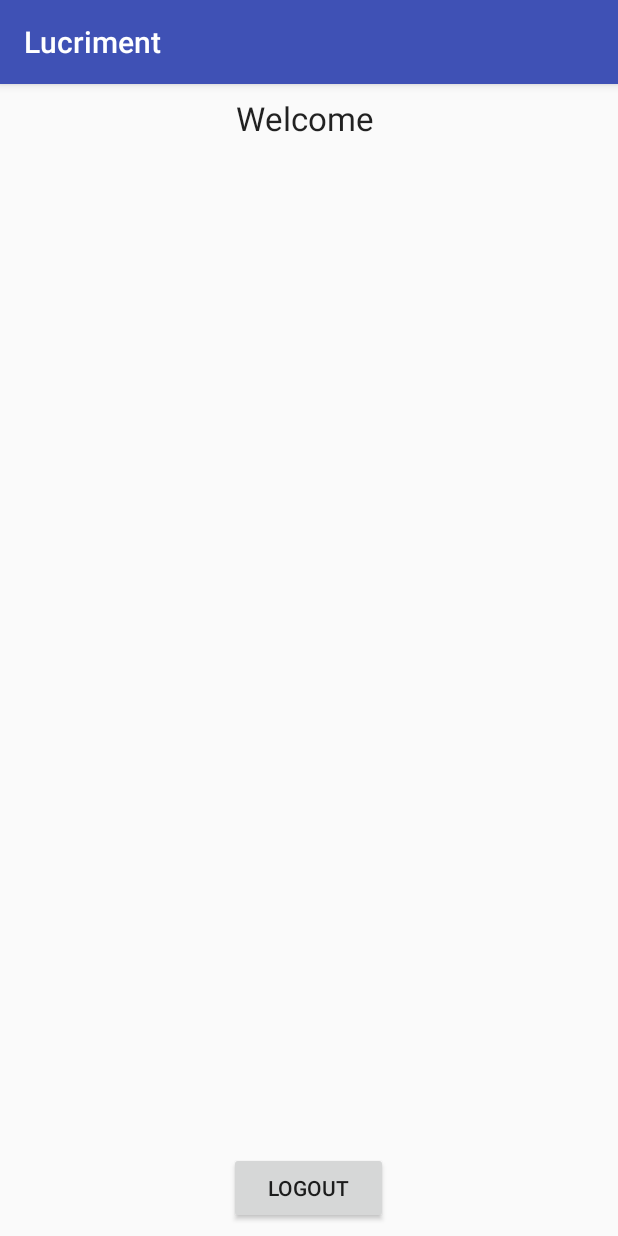
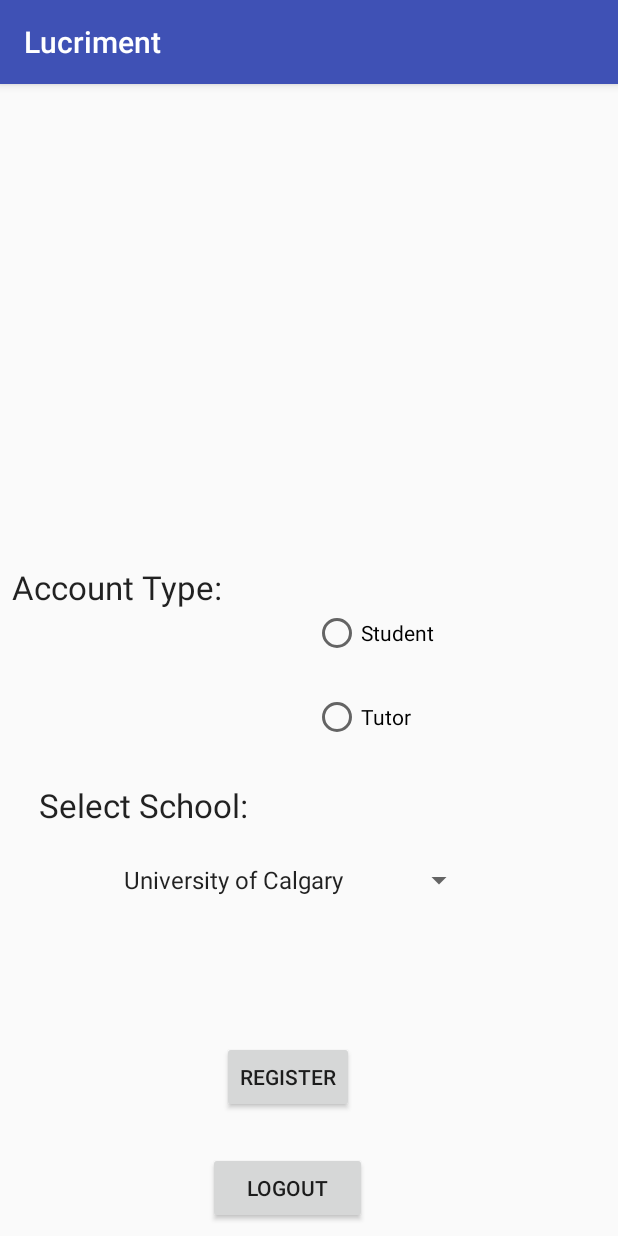
Before and after one commit to Chris-Behan/Lucriment, an Android app: the screen it shows after launch once a user with an empty profile is signed in (ProfileActivity before the commit, CreationActivity after it), on a phone screen of 412 x 824 dp. Run offline under Robolectric (Android 15) with nearby library versions, the phone set to English and light mode, and no system bars; our stand-ins replace Firebase (no records; nobody signed in at launch, a user with empty details on screens opened directly); libraries missing offline, so code that uses them is left out: com.facebook, com.facebook.appevents, com.facebook.login; 6 statements that could not run were skipped.

Commit message:
Basic user authentication works, account creation also works

```diff
--- a/app/src/main/java/com/lucriment/lucriment/LoginActivity.java
+++ b/app/src/main/java/com/lucriment/lucriment/LoginActivity.java
@@ -233,6 +233,9 @@ public class LoginActivity extends AppCompatActivity implements GoogleApiClient.
                         if(task.isSuccessful()){
                             finish();
                             startActivity(new Intent(getApplicationContext(), ProfileActivity.class));
+                        }else{
+                            progressDialog.dismiss();
+                            Toast.makeText(LoginActivity.this, "There is no account associated with the email you entered, please try again", Toast.LENGTH_SHORT).show();
                         }
                     }
                 });
--- a/app/src/main/java/com/lucriment/lucriment/ProfileActivity.java
+++ b/app/src/main/java/com/lucriment/lucriment/ProfileActivity.java
@@ -6,14 +6,19 @@ import android.os.Bundle;
 import android.util.Log;
 import android.view.View;
 import android.widget.Button;
+import android.widget.EditText;
 import android.widget.TextView;
+import android.widget.Toast;
 
 import com.google.firebase.auth.FirebaseAuth;
 import com.google.firebase.auth.FirebaseUser;
 
 import com.facebook.login.LoginManager;
+import com.google.firebase.database.DataSnapshot;
+import com.google.firebase.database.DatabaseError;
 import com.google.firebase.database.DatabaseReference;
 import com.google.firebase.database.FirebaseDatabase;
+import com.google.firebase.database.ValueEventListener;
 
 public class ProfileActivity extends AppCompatActivity implements View.OnClickListener {
 
@@ -21,6 +26,7 @@ public class ProfileActivity extends AppCompatActivity implements View.OnClickLi
     private TextView profileName;
     private Button logoutButton;
     private DatabaseReference databaseReference;
+
 
     @Override
     protected void onCreate(Bundle savedInstanceState) {
@@ -31,24 +37,46 @@ public class ProfileActivity extends AppCompatActivity implements View.OnClickLi
         databaseReference = FirebaseDatabase.getInstance().getReference();
         FirebaseUser user = firebaseAuth.getCurrentUser();
         String name = user.getDisplayName();
+
         // check whether or not user is logged in
         if(firebaseAuth.getCurrentUser() == null){
             finish();
             startActivity(new Intent(this, LoginActivity.class));
         }else{
-            DatabaseReference db = databaseReference.child(name);
-            if(databaseReference.child(name)== null){
-                finish();
-                startActivity(new Intent(this, CreationActivity.class));
+            //String key = databaseReference.getRef();
+
+        }
+
+        databaseReference.addListenerForSingleValueEvent(new ValueEventListener() {
+            @Override
+            public void onDataChange(DataSnapshot dataSnapshot) {
+               if( dataSnapshot.hasChild(FirebaseAuth.getInstance().getCurrentUser().getUid())){
+
+               } else{
+
+                   finish();
+                   startActivity(new Intent(ProfileActivity.this, CreationActivity.class));
+               }
             }
-        }
+
+            @Override
+            public void onCancelled(DatabaseError databaseError) {
+
+            }
+        });
+
+
+
 
         //FirebaseUser user = firebaseAuth.getCurrentUser();
 
 
         profileName = (TextView) findViewById(R.id.profileLabel);
-
-        profileName.setText("Welcome "+ user.getDisplayName());
+        if(firebaseAuth.getCurrentUser().getDisplayName() == null){
+            profileName.setText("Welcome " );
+        }else {
+            profileName.setText("Welcome " + user.getDisplayName());
+        }
         logoutButton = (Button) findViewById(R.id.logoutButton);
 
         logoutButton.setOnClickListener(this);
--- a/app/src/main/java/com/lucriment/lucriment/UserInfo.java
+++ b/app/src/main/java/com/lucriment/lucriment/UserInfo.java
@@ -8,13 +8,15 @@ public class UserInfo {
 
     public String accountType;
     public String school;
+    public String email;
 
     public UserInfo(){
 
     }
 
-    public UserInfo(String accountType, String school) {
+    public UserInfo(String accountType, String school, String email) {
         this.accountType = accountType;
         this.school = school;
+        this.email = email;
     }
 }
--- a/app/src/main/res/layout/activity_creation.xml
+++ b/app/src/main/res/layout/activity_creation.xml
@@ -76,9 +76,10 @@
             android:layout_height="wrap_content"
             android:text="Account Type:"
             android:textAppearance="?android:attr/textAppearanceLarge"
-            android:layout_marginRight="12dp"
-            android:layout_marginEnd="12dp"
-             />
+            android:layout_marginTop="56dp"
+            android:layout_alignParentTop="true"
+            android:layout_alignParentLeft="true"
+            android:layout_alignParentStart="true" />
 
         <Spinner
             android:id="@+id/schoolSelect"
@@ -101,6 +102,17 @@
             android:layout_below="@+id/radioGroup"
             android:layout_alignParentLeft="true"
             android:layout_alignParentStart="true" />
+
+        <EditText
+            android:id="@+id/Name"
+            android:layout_width="match_parent"
+            android:layout_height="wrap_content"
+            android:layout_alignParentLeft="true"
+            android:layout_alignParentStart="true"
+            android:layout_alignParentTop="true"
+            android:hint="Name:"
+            android:inputType="textEmailAddress"
+            android:visibility="invisible" />
 
 
 
```
Also changed, not shown: app/src/main/java/com/lucriment/lucriment/CreationActivity.java (+35 -3 lines).
